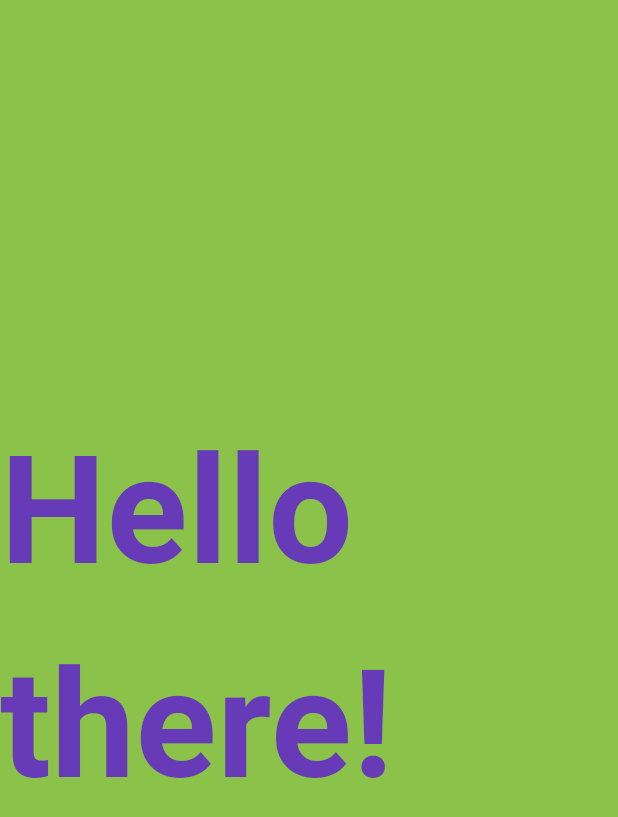
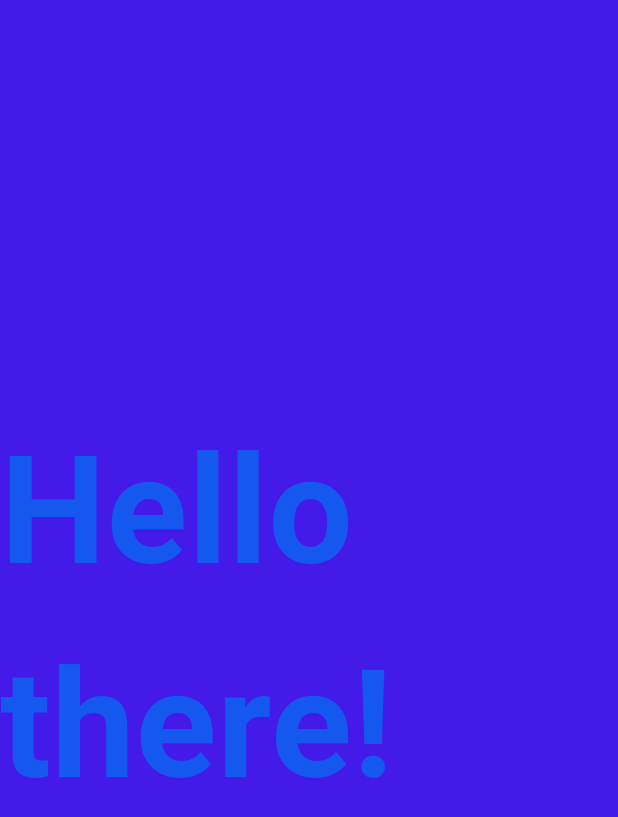
Before and after one commit to parowka18888/SolidColorApp, a Flutter app: the HelloScreen screen opened directly, on a phone screen of 412 x 824 dp. Shown: the top 817 px of the screen. Run offline on Flutter 3.47's test engine with Material 3 defaults, Android fonts, the phone set to English and light mode, and no system bars.

Commit message:
Added color controller

```diff
--- /dev/null
+++ b/lib/features/color_controller/color_controller.dart
@@ -0,0 +1,22 @@
+import 'dart:math';
+
+import 'package:flutter/material.dart';
+
+/// Class for defining color feature
+class ColorController{
+
+  static final Random _random = Random();
+  static const double _opacity = 1.0;
+  static const int _maxColors = 255;
+
+  /// returns random RGB color
+  static Color getRandomColor(){
+    return Color.fromRGBO(
+        _random.nextInt(_maxColors),
+        _random.nextInt(_maxColors),
+        _random.nextInt(_maxColors),
+        _opacity
+    );
+  }
+
+}
--- a/lib/main.dart
+++ b/lib/main.dart
@@ -1,4 +1,5 @@
 import 'package:flutter/material.dart';
+import 'package:solidcolorapp/presentation/hello_screen/hello_screen.dart';
 
 void main() {
   runApp(const MyApp());
@@ -30,7 +31,8 @@ class MyApp extends StatelessWidget {
         // tested with just a hot reload.
         colorScheme: .fromSeed(seedColor: Colors.deepPurple),
       ),
-      home: const MyHomePage(title: 'Flutter Demo Home Page'),
+      // home: const MyHomePage(title: 'Flutter Demo Home Page'),
+      home: const HelloScreen(),
     );
   }
 }
--- a/lib/presentation/hello_screen/hello_screen.dart
+++ b/lib/presentation/hello_screen/hello_screen.dart
@@ -1,4 +1,5 @@
 import 'package:flutter/material.dart';
+import 'package:solidcolorapp/features/color_controller/color_controller.dart';
 
 class HelloScreen extends StatefulWidget{
   const HelloScreen({super.key});
@@ -11,12 +12,12 @@ class _HelloScreen extends State<HelloScreen> {
   @override
   Widget build(BuildContext context){
     return Scaffold(
-        backgroundColor: Colors.lightGreen,
+        backgroundColor: ColorController.getRandomColor(),
         body: Center(
-          child: const Text(
+          child: Text(
             "Hello  there!",
             style: TextStyle(
-                color: Colors.deepPurple,
+                color: ColorController.getRandomColor(),
                 fontSize: 100,
                 fontWeight: FontWeight.bold
             ),
```
